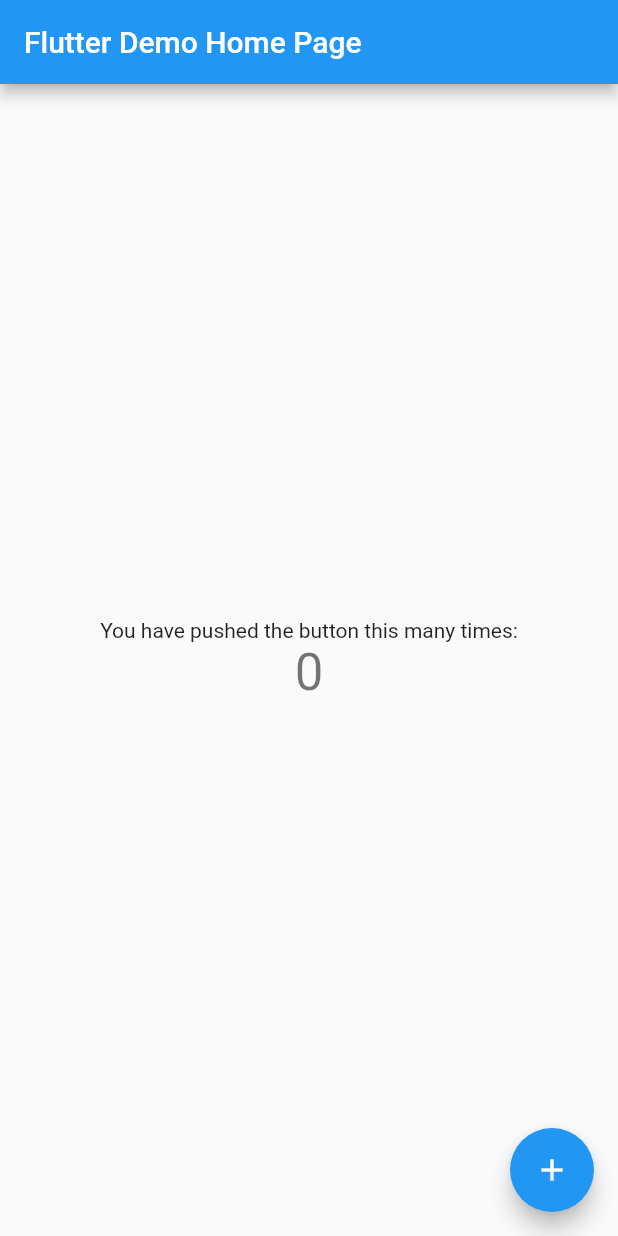
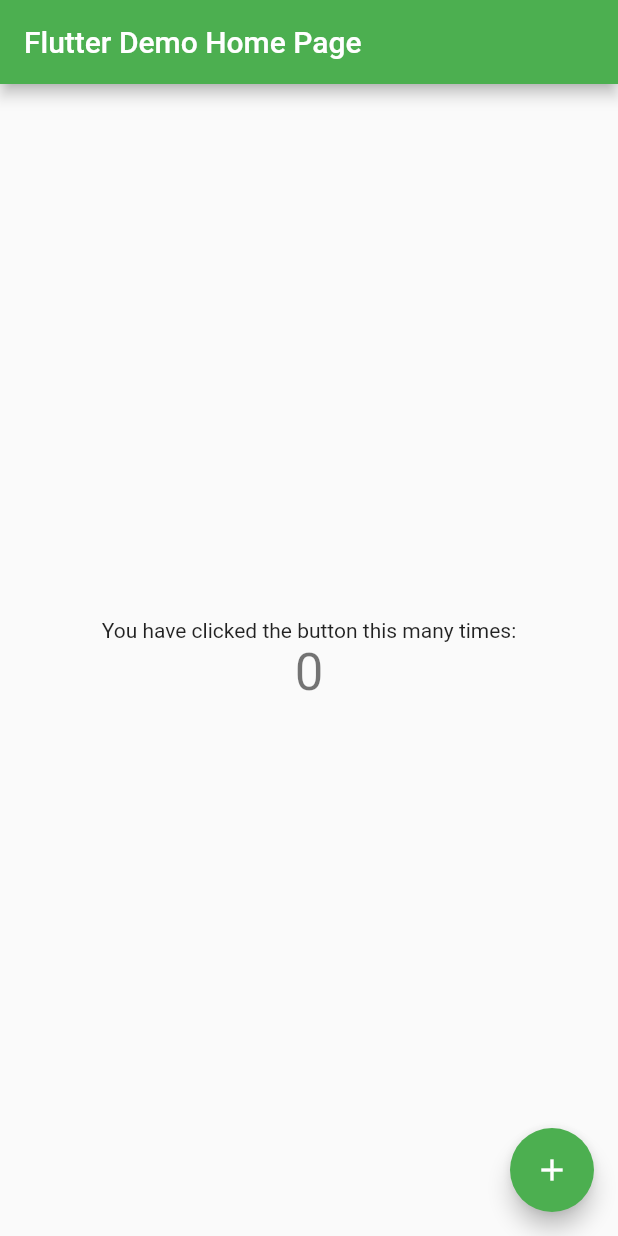
Before and after one commit to naokie/flutter_sandbox, a Flutter app: the screen it shows after launch, on a phone screen of 412 x 824 dp. Run offline on Flutter 3.47's test engine with Material 2 defaults, Android fonts, the phone set to English and light mode, and no system bars.

Commit message:
Set theme green

```diff
--- a/lib/main.dart
+++ b/lib/main.dart
@@ -3,21 +3,12 @@ import 'package:flutter/material.dart';
 void main() => runApp(new MyApp());
 
 class MyApp extends StatelessWidget {
-  // This widget is the root of your application.
   @override
   Widget build(BuildContext context) {
     return new MaterialApp(
       title: 'Flutter Demo',
       theme: new ThemeData(
-        // This is the theme of your application.
-        //
-        // Try running your application with "flutter run". You'll see the
-        // application has a blue toolbar. Then, without quitting the app, try
-        // changing the primarySwatch below to Colors.green and then invoke
-        // "hot reload" (press "r" in the console where you ran "flutter run",
-        // or press Run > Flutter Hot Reload in IntelliJ). Notice that the
-        // counter didn't reset back to zero; the application is not restarted.
-        primarySwatch: Colors.blue,
+        primarySwatch: Colors.green,
       ),
       home: new MyHomePage(title: 'Flutter Demo Home Page'),
     );
@@ -26,15 +17,6 @@ class MyApp extends StatelessWidget {
 
 class MyHomePage extends StatefulWidget {
   MyHomePage({Key key, this.title}) : super(key: key);
-
-  // This widget is the home page of your application. It is stateful, meaning
-  // that it has a State object (defined below) that contains fields that affect
-  // how it looks.
-
-  // This class is the configuration for the state. It holds the values (in this
-  // case the title) provided by the parent (in this case the App widget) and
-  // used by the build method of the State. Fields in a Widget subclass are
-  // always marked "final".
 
   final String title;
 
@@ -47,50 +29,22 @@ class _MyHomePageState extends State<MyHomePage> {
 
   void _incrementCounter() {
     setState(() {
-      // This call to setState tells the Flutter framework that something has
-      // changed in this State, which causes it to rerun the build method below
-      // so that the display can reflect the updated values. If we changed
-      // _counter without calling setState(), then the build method would not be
-      // called again, and so nothing would appear to happen.
       _counter++;
     });
   }
 
   @override
   Widget build(BuildContext context) {
-    // This method is rerun every time setState is called, for instance as done
-    // by the _incrementCounter method above.
-    //
-    // The Flutter framework has been optimized to make rerunning build methods
-    // fast, so that you can just rebuild anything that needs updating rather
-    // than having to individually change instances of widgets.
     return new Scaffold(
       appBar: new AppBar(
-        // Here we take the value from the MyHomePage object that was created by
-        // the App.build method, and use it to set our appbar title.
         title: new Text(widget.title),
       ),
       body: new Center(
-        // Center is a layout widget. It takes a single child and positions it
-        // in the middle of the parent.
         child: new Column(
-          // Column is also layout widget. It takes a list of children and
-          // arranges them vertically. By default, it sizes itself to fit its
-          // children horizontally, and tries to be as tall as its parent.
-          //
-          // Invoke "debug paint" (press "p" in the console where you ran
-          // "flutter run", or select "Toggle Debug Paint" from the Flutter tool
-          // window in IntelliJ) to see the wireframe for each widget.
-          //
-          // Column has various properties to control how it sizes itself and
-          // how it positions its children. Here we use mainAxisAlignment to
-          // center the children vertically; the main axis here is the vertical
-          // axis because Columns are vertical (the cross axis would be
-          // horizontal).
           mainAxisAlignment: MainAxisAlignment.center,
           children: <Widget>[
             new Text(
-              'You have pushed the button this many times:',
+              'You have clicked the button this many times:',
             ),
             new Text(
               '$_counter',
@@ -103,7 +57,7 @@ class _MyHomePageState extends State<MyHomePage> {
         onPressed: _incrementCounter,
         tooltip: 'Increment',
         child: new Icon(Icons.add),
-      ), // This trailing comma makes auto-formatting nicer for build methods.
+      ),
     );
   }
 }
```
